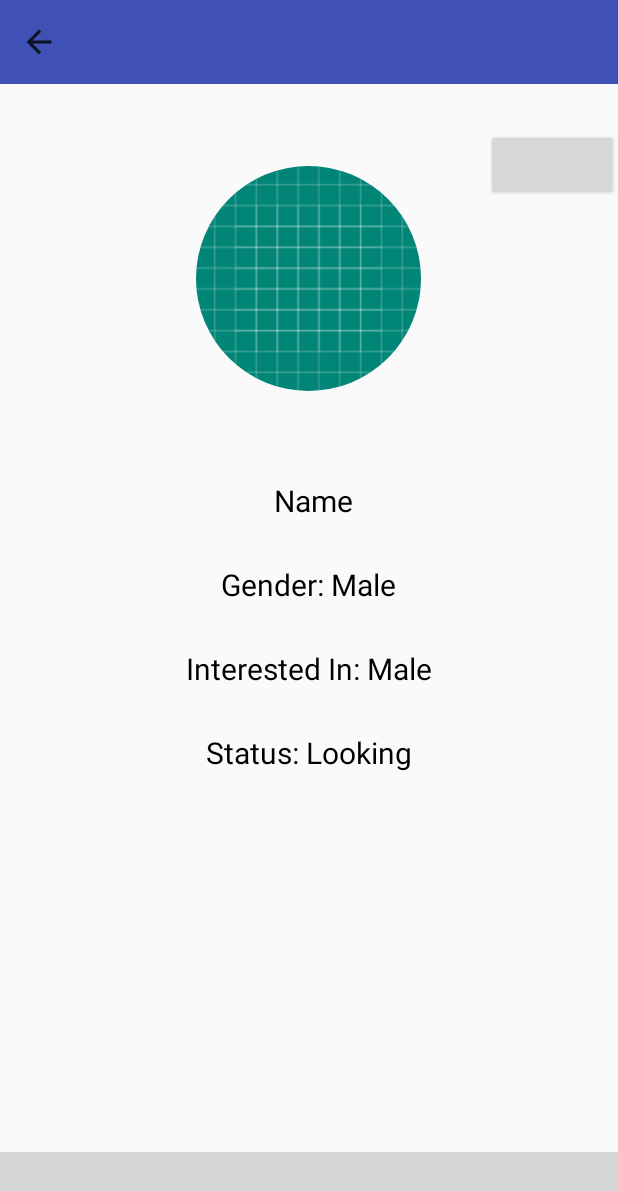
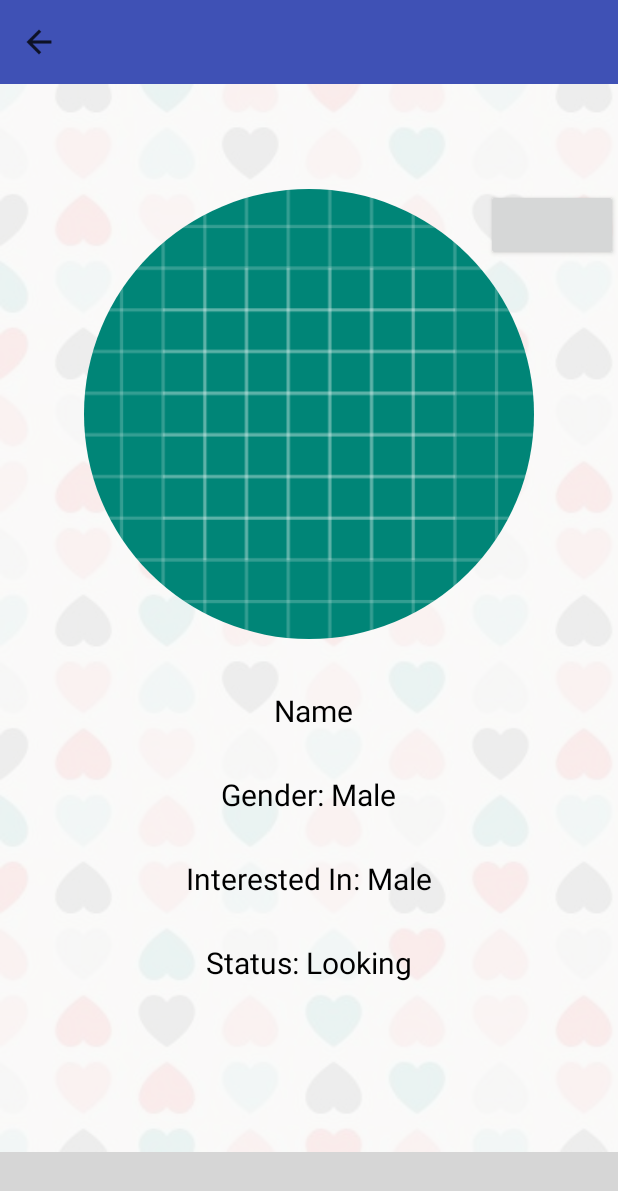
Before and after one commit to ArtemisSoftware/Afrodite-Dating, an Android app: the fragment ViewProfileFragment placed in its activity, on a phone screen of 412 x 824 dp. Shown: the top 1191 px of the screen. Run offline under Robolectric (Android 15) with nearby library versions, the light colour scheme and no system bars; our stand-ins replace CircleImageView; libraries missing offline, so code that uses them is left out: com.ittianyu.bottomnavigationviewex, com.like; plain views replace BottomNavigationViewEx, LikeButton; 7 statements that could not run were skipped; grey boxes are pictures that could not be loaded.

Commit message:
Setting Widgets with Data from a Bundle

```diff
--- a/app/src/main/java/com/artemissoftware/afroditedating/ViewProfileFragment.java
+++ b/app/src/main/java/com/artemissoftware/afroditedating/ViewProfileFragment.java
@@ -1,23 +1,42 @@
 package com.artemissoftware.afroditedating;
 
 
+import android.content.Context;
+import android.content.SharedPreferences;
 import android.os.Bundle;
 import android.util.Log;
 import android.view.LayoutInflater;
 import android.view.View;
 import android.view.ViewGroup;
+import android.widget.ImageView;
+import android.widget.RelativeLayout;
+import android.widget.TextView;
 
 import androidx.annotation.Nullable;
 import androidx.fragment.app.Fragment;
 
 import com.artemissoftware.afroditedating.models.User;
+import com.artemissoftware.afroditedating.util.PreferenceKeys;
+import com.artemissoftware.afroditedating.util.Resources;
+import com.bumptech.glide.Glide;
+import com.like.LikeButton;
+import com.like.OnLikeListener;
+
+import java.util.HashSet;
+import java.util.Set;
+
+import de.hdodenhof.circleimageview.CircleImageView;
 
 
-public class ViewProfileFragment extends Fragment {
+public class ViewProfileFragment extends Fragment implements OnLikeListener {
 
     private static final String TAG = "ViewProfileFragment";
 
     //widgets
+    private TextView mFragmentHeading, mName, mGender, mInterestedIn, mStatus;
+    private LikeButton mLikeButton;
+    private RelativeLayout mBackArrow;
+    private CircleImageView mProfileImage;
 
 
     //vars
@@ -42,10 +61,88 @@
         View view = inflater.inflate(R.layout.fragment_view_profile, container, false);
         Log.d(TAG, "onCreateView: started.");
 
+        mBackArrow = view.findViewById(R.id.back_arrow);
+        mFragmentHeading = view.findViewById(R.id.fragment_heading);
+        mProfileImage = view.findViewById(R.id.profile_image);
+        mLikeButton = view.findViewById(R.id.heart_button);
+        mName = view.findViewById(R.id.name);
+        mGender = view.findViewById(R.id.gender);
+        mInterestedIn = view.findViewById(R.id.interested_in);
+        mStatus = view.findViewById(R.id.status);
+        mLikeButton.setOnLikeListener(this);
 
+        checkIfConnected();
+        setBackgroundImage(view);
+        init();
         return view;
     }
 
 
+    private void init(){
+        Log.d(TAG, "init: initializing ViewProfileFragment.");
 
+
+        if(mUser != null){
+
+            Glide.with(getActivity()).load(mUser.getProfile_image()).into(mProfileImage);
+
+            mName.setText(mUser.getName());
+            mGender.setText(mUser.getGender());
+            mInterestedIn.setText(mUser.getInterested_in());
+            mStatus.setText(mUser.getStatus());
+
+        }
+    }
+
+    private void checkIfConnected(){
+        Log.d(TAG, "checkIfConnected: checking connection");
+
+        final SharedPreferences preferences = getActivity().getSharedPreferences(getString(R.string.app_name), Context.MODE_PRIVATE);
+
+        Set<String> savedNames = preferences.getStringSet(PreferenceKeys.SAVED_CONNECTIONS, new HashSet<String>());
+
+        if(savedNames.contains(mUser.getName())){
+            mLikeButton.setLiked(true);
+        }
+        else{
+            mLikeButton.setLiked(false);
+        }
+    }
+
+    private void setBackgroundImage(View view){
+
+        ImageView backgroundImage = view.findViewById(R.id.background);
+        Glide.with(getActivity()).load(Resources.BACKGROUND_HEARTS).into(backgroundImage);
+    }
+
+    @Override
+    public void liked(LikeButton likeButton) {
+        Log.d(TAG, "liked: like");
+
+        final SharedPreferences preferences = getActivity().getSharedPreferences(getString(R.string.app_name), Context.MODE_PRIVATE);
+        SharedPreferences.Editor editor = preferences.edit();
+
+        Set<String> savedNames = preferences.getStringSet(PreferenceKeys.SAVED_CONNECTIONS, new HashSet<String>());
+        savedNames.add(mUser.getName());
+
+        editor.putStringSet(PreferenceKeys.SAVED_CONNECTIONS, savedNames);
+        editor.commit();
+
+    }
+
+    @Override
+    public void unLiked(LikeButton likeButton) {
+        Log.d(TAG, "unLiked: unLike");
+
+        final SharedPreferences preferences = getActivity().getSharedPreferences(getString(R.string.app_name), Context.MODE_PRIVATE);
+        SharedPreferences.Editor editor = preferences.edit();
+
+        Set<String> savedNames = preferences.getStringSet(PreferenceKeys.SAVED_CONNECTIONS, new HashSet<String>());
+        savedNames.remove(mUser.getName());
+        editor.remove(PreferenceKeys.SAVED_CONNECTIONS);
+        editor.commit();
+
+        editor.putStringSet(PreferenceKeys.SAVED_CONNECTIONS, savedNames);
+        editor.commit();
+    }
 }
--- /dev/null
+++ b/app/src/main/java/com/artemissoftware/afroditedating/util/Resources.java
@@ -0,0 +1,9 @@
+package com.artemissoftware.afroditedating.util;
+
+
+import com.artemissoftware.afroditedating.R;
+
+public class Resources {
+
+    public static final int BACKGROUND_HEARTS = R.drawable.heart_background;
+}
--- a/app/src/main/res/layout/fragment_view_profile.xml
+++ b/app/src/main/res/layout/fragment_view_profile.xml
@@ -65,8 +65,8 @@
             <!-- Top Half of Layout -->
             <RelativeLayout
                 android:layout_width="match_parent"
-                android:layout_height="200dp"
-                android:layout_marginTop="30dp">
+                android:layout_height="wrap_content"
+                android:layout_marginTop="70dp">
 
                 <com.like.LikeButton
                     android:layout_width="wrap_content"
@@ -81,8 +81,8 @@
                 </com.like.LikeButton>
 
                 <de.hdodenhof.circleimageview.CircleImageView
-                    android:layout_width="150dp"
-                    android:layout_height="150dp"
+                    android:layout_width="300dp"
+                    android:layout_height="300dp"
                     android:scaleType="centerCrop"
                     android:src="@drawable/ic_launcher_background"
                     android:id="@+id/profile_image"
```
Also changed, not shown: app/src/main/java/com/artemissoftware/afroditedating/util/Users.java (+7 -2 lines).
